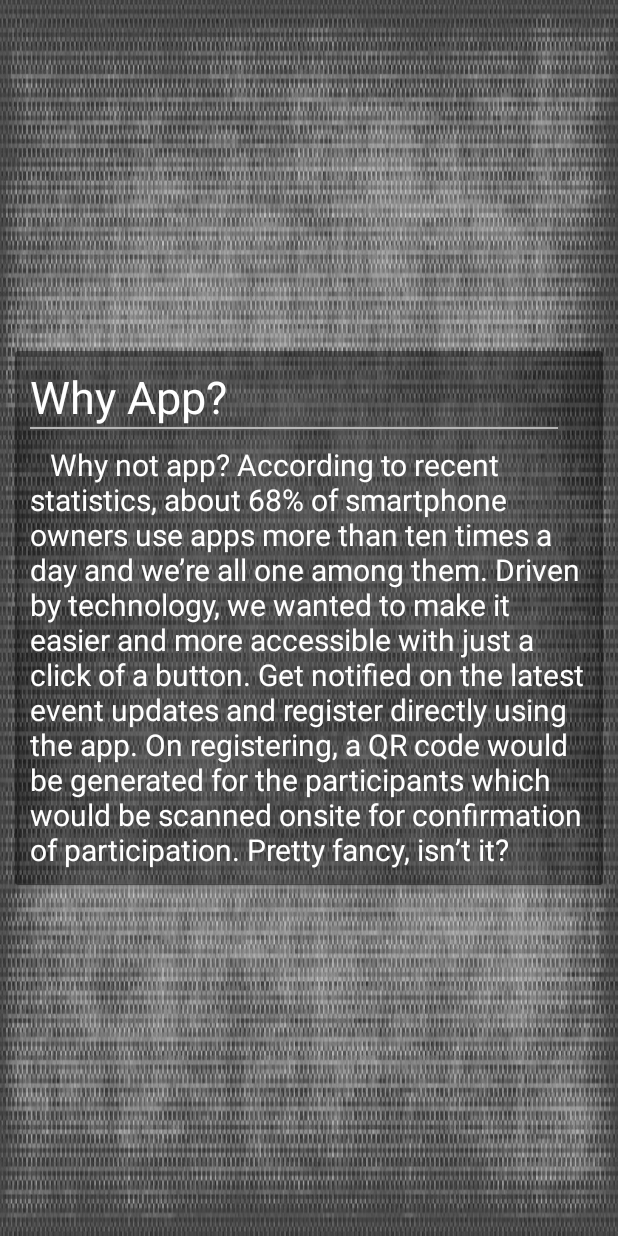
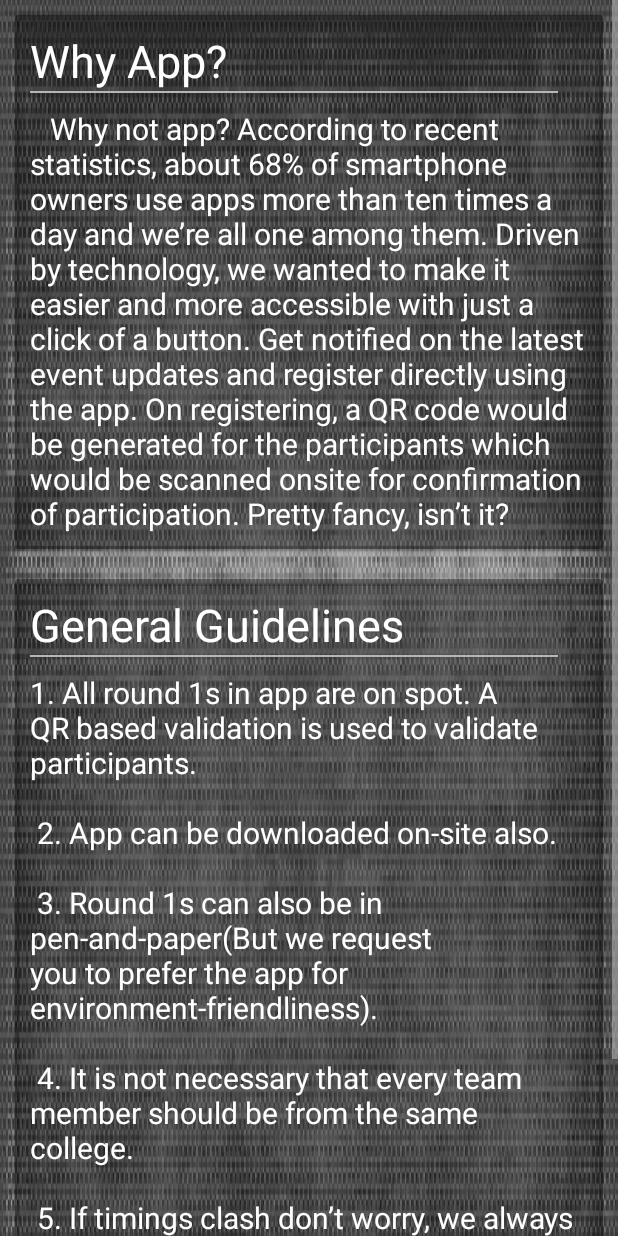
Before and after one commit to nareshvelu96/InterruptApp, an Android app: the layout why_app.xml on its own in the app's theme, with its tools: preview values and no code run, on a phone screen of 412 x 824 dp. Run offline under Robolectric (Android 15) with nearby library versions, the light colour scheme and no system bars.

Commit message:
stable v1.1

```diff
--- a/app/src/main/res/layout/why_app.xml
+++ b/app/src/main/res/layout/why_app.xml
@@ -1,4 +1,10 @@
 <?xml version="1.0" encoding="utf-8"?>
+    <ScrollView
+    xmlns:android="http://schemas.android.com/apk/res/android"
+
+    android:layout_width="match_parent"
+    android:layout_height="match_parent"
+    >
 <LinearLayout xmlns:android="http://schemas.android.com/apk/res/android"
     android:orientation="vertical" android:layout_width="match_parent"
     android:layout_height="match_parent"
@@ -54,5 +60,49 @@
         </LinearLayout>
     </android.support.v7.widget.CardView>
 
+    <android.support.v7.widget.CardView xmlns:android="http://schemas.android.com/apk/res/android"
+        xmlns:app="http://schemas.android.com/apk/res-auto"
+        android:layout_margin="10dp"
+        android:id="@+id/card_view2"
+        android:layout_width="match_parent"
+        android:layout_height="wrap_content"
+        android:layout_marginBottom="@dimen/cardMarginVertical"
+        android:layout_marginLeft="@dimen/cardMarginHorizontal"
+        android:layout_marginRight="@dimen/cardMarginHorizontal"
+        android:layout_marginTop="@dimen/cardMarginVertical"
+        app:cardCornerRadius="2dp"
+        app:cardElevation="2dp"
+        card_view:cardBackgroundColor="@color/card_bg"
+        app:cardPreventCornerOverlap="false"
+        app:contentPadding="0dp">
+        <LinearLayout
+            android:layout_width="match_parent"
+            android:layout_height="wrap_content"
+            android:layout_margin="10dp"
+            android:orientation="vertical">
+            <TextView
+                android:layout_width="fill_parent"
+                android:layout_height="wrap_content"
+                android:text="General Guidelines"
+                android:layout_gravity="left"
+                android:textSize="30dp"
+                android:textColor="@color/text_color"
+                />
+            <View
+                android:layout_width="fill_parent"
+                android:layout_height="1dp"
+                android:background="#B6B6B6"
+                android:layout_marginRight="20dp"/>
+
+            <TextView
+                android:layout_width="match_parent"
+                android:layout_height="wrap_content"
+                android:text="@string/general_guidelines"
+                android:textSize="20dp"
+                android:textColor="@color/text_color"
+                android:layout_marginTop="10dp"/>
+        </LinearLayout>
+    </android.support.v7.widget.CardView>
 
 </LinearLayout>
+</ScrollView>
--- a/app/src/main/res/values/strings.xml
+++ b/app/src/main/res/values/strings.xml
@@ -6,6 +6,17 @@
     <string name="facebook_app_id">1619306025020611</string>
     <string name="drawer_open">drawer_open</string>
 <string name="drawer_close">drawer_close</string>
+
+
+
+    <string name="general_guidelines">
+1. All round 1s in app are on spot. A QR based validation is used to validate participants.\n\n
+2. App can be downloaded on-site also.\n\n
+3. Round 1s can also be in pen-and-paper(But we request you to prefer the app for environment-friendliness).\n\n
+4. It is not necessary that every team member should be from the same college.\n\n
+5. If timings clash don’t worry, we always have many different sets of questions and you can attend the tests appropriately.\n\n
+6. Feel free to drop in suggestions or questions at interrupt2k15@gmail.com</string>
+
 
 
     <string name="about_interrupt">\t\t\tHere we go INTERRUPTing a calm day again. Presenting the wildest and most viral sensation since cat videos and North
```
